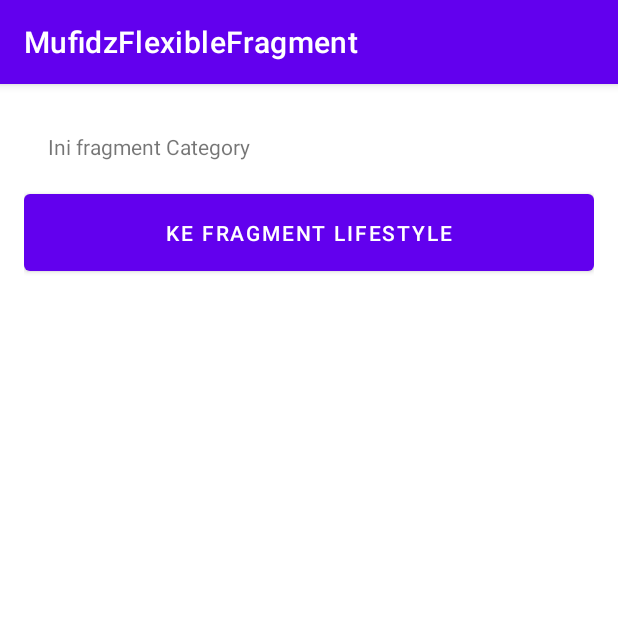
After one commit to Mufidzart/dicoding-fundamentalandroid-practice3, an Android app: the fragment CategoryFragment placed in its activity, on a phone screen of 412 x 824 dp, the top half of it. The commit adds this screen. Run offline under Robolectric (Android 15) with nearby library versions, the phone set to English and light mode, and no system bars.

Commit message:
office_practice3

```diff
--- /dev/null
+++ b/app/src/main/java/com/example/mufidzflexiblefragment/CategoryFragment.java
@@ -0,0 +1,40 @@
+package com.example.mufidzflexiblefragment;
+
+import android.os.Bundle;
+
+import androidx.annotation.NonNull;
+import androidx.annotation.Nullable;
+import androidx.fragment.app.Fragment;
+
+import android.view.LayoutInflater;
+import android.view.View;
+import android.view.ViewGroup;
+import android.widget.Button;
+
+public class CategoryFragment extends Fragment implements View.OnClickListener {
+
+    public CategoryFragment(){
+
+    }
+
+    @Override
+    public View onCreateView(LayoutInflater inflater, ViewGroup container,
+                             Bundle savedInstanceState) {
+        // Inflate the layout for this fragment
+        return inflater.inflate(R.layout.fragment_category, container, false);
+    }
+
+    @Override
+    public void onViewCreated(@NonNull View view, @Nullable Bundle savedInstanceState) {
+        super.onViewCreated(view, savedInstanceState);
+        Button btnDetailCategory = view.findViewById(R.id.btn_detail_category);
+        btnDetailCategory.setOnClickListener(this);
+    }
+
+    @Override
+    public void onClick(View v) {
+        if (v.getId() == R.id.btn_detail_category) {
+
+        }
+    }
+}
--- /dev/null
+++ b/app/src/main/res/layout/fragment_category.xml
@@ -0,0 +1,24 @@
+<?xml version="1.0" encoding="utf-8"?>
+<LinearLayout xmlns:android="http://schemas.android.com/apk/res/android"
+  xmlns:tools="http://schemas.android.com/tools"
+  android:layout_width="match_parent"
+  android:layout_height="match_parent"
+  android:orientation="vertical"
+  android:padding="16dp"
+  tools:context=".CategoryFragment">
+
+  <!-- TODO: Update blank fragment layout -->
+  <TextView
+    android:layout_width="match_parent"
+    android:layout_height="wrap_content"
+    android:padding="16dp"
+    android:text="@string/this_category" />
+
+  <Button
+    android:id="@+id/btn_detail_category"
+    android:layout_width="match_parent"
+    android:layout_height="wrap_content"
+    android:padding="16dp"
+    android:text="@string/category_lifestyle" />
+
+</LinearLayout>
--- a/app/src/main/res/layout/fragment_home.xml
+++ b/app/src/main/res/layout/fragment_home.xml
@@ -9,7 +9,7 @@
     <!-- TODO: Update blank fragment layout -->
     <TextView
         android:layout_width="match_parent"
-        android:layout_height="match_parent"
+        android:layout_height="wrap_content"
         android:layout_margin="16dp"
         android:text="@string/hello_home_fragment" />
     <Button
```
Also changed, not shown: app/src/main/java/com/example/mufidzflexiblefragment/HomeFragment.java (+10 -1 lines), app/src/main/res/layout/activity_main.xml (+0 -9 lines), app/src/main/res/values/strings.xml (indentation only).
